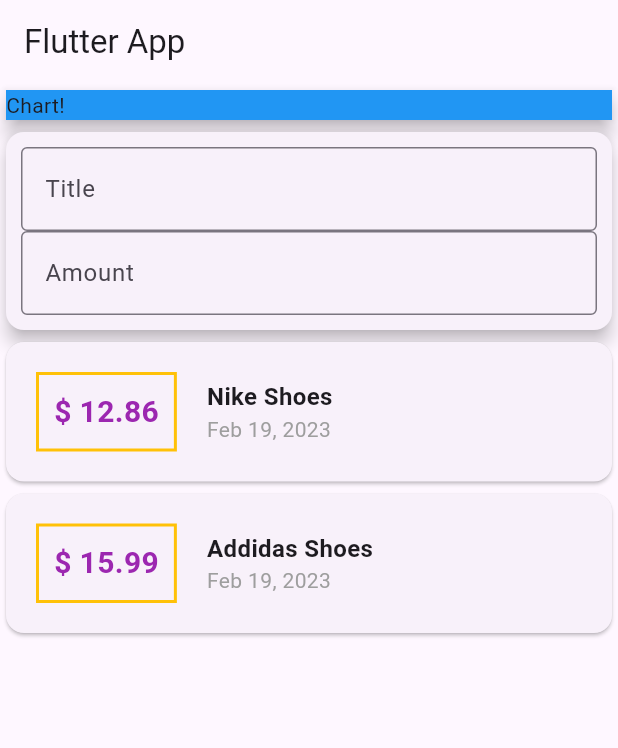
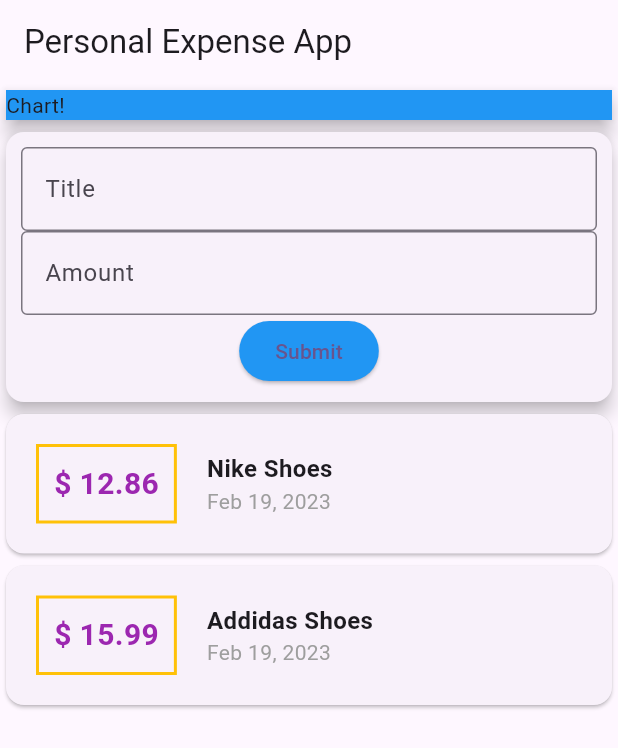
Before and after one commit to pol-dev-shinroo/personal_expense_app, a Flutter app: the screen it shows after launch, on a phone screen of 412 x 824 dp. Shown: the top 748 px of the screen. Run offline on Flutter 3.47's test engine with Material 2 defaults, Android fonts, the phone set to English and light mode, and no system bars; Roboto replaces fonts that are missing (cursive).

Commit message:
meta data refactor

```diff
--- a/lib/main.dart
+++ b/lib/main.dart
@@ -37,7 +37,7 @@ class MyHomePage extends StatelessWidget {
   Widget build(BuildContext context) {
     return Scaffold(
         appBar: AppBar(
-          title: const Text("Flutter App"),
+          title: const Text("Personal Expense App"),
         ),
         body: Column(
           mainAxisAlignment: MainAxisAlignment.start,
@@ -82,6 +82,12 @@ class MyHomePage extends StatelessWidget {
                         ),
                       ),
                     ),
+                    ElevatedButton(
+                      style: ElevatedButton.styleFrom(
+                          backgroundColor: Colors.blue),
+                      onPressed: () {},
+                      child: const Text("Submit"),
+                    )
                   ],
                 ),
               ),
```
Also changed, not shown: 1 other file.
